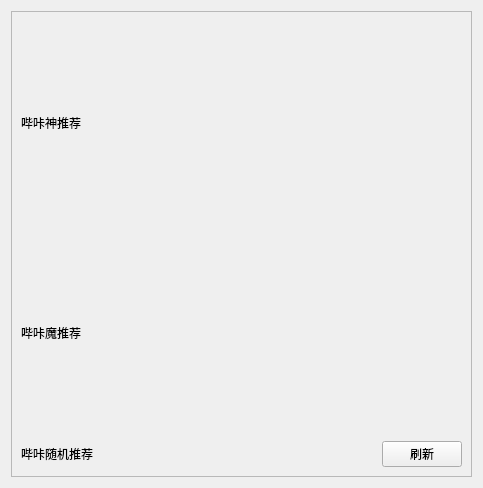
Before: the Qt Designer form ui/index.ui in tonquer/picacg-qt, drawn with Qt 5.
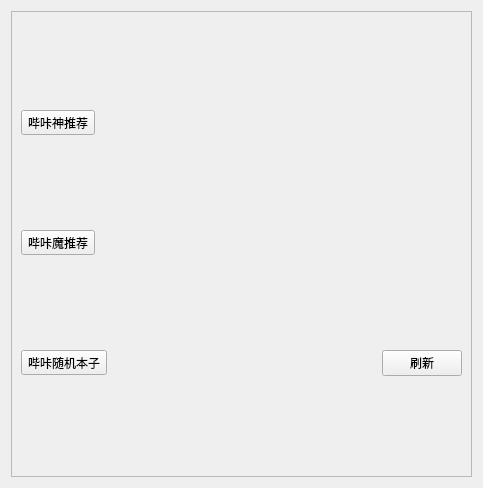
After: the same form once the commit is applied.

Diff of the .ui file:
```diff
--- a/ui/index.ui
+++ b/ui/index.ui
@@ -39,34 +39,21 @@
         <layout class="QHBoxLayout" name="horizontalLayout_2"/>
        </item>
        <item row="0" column="0">
-        <widget class="QLabel" name="label">
-         <property name="frameShape">
-          <enum>QFrame::NoFrame</enum>
-         </property>
+        <widget class="QToolButton" name="toolButton">
          <property name="text">
           <string>哔咔神推荐</string>
          </property>
         </widget>
        </item>
-       <item row="2" column="0">
-        <widget class="QLabel" name="label_2">
-         <property name="frameShape">
-          <enum>QFrame::NoFrame</enum>
-         </property>
-         <property name="text">
-          <string>哔咔魔推荐</string>
-         </property>
-        </widget>
+       <item row="3" column="0">
+        <layout class="QHBoxLayout" name="horizontalLayout_2"/>
        </item>
        <item row="4" column="0">
         <layout class="QHBoxLayout" name="horizontalLayout_4">
          <item>
-          <widget class="QLabel" name="label_3">
-           <property name="frameShape">
-            <enum>QFrame::NoFrame</enum>
-           </property>
+          <widget class="QToolButton" name="toolButton_3">
            <property name="text">
-            <string>哔咔随机推荐</string>
+            <string>哔咔随机本子</string>
            </property>
           </widget>
          </item>
@@ -92,6 +79,19 @@
          </item>
         </layout>
        </item>
+       <item row="6" column="0">
+        <layout class="QHBoxLayout" name="horizontalLayout_3"/>
+       </item>
+       <item row="1" column="0">
+        <layout class="QHBoxLayout" name="horizontalLayout"/>
+       </item>
+       <item row="2" column="0">
+        <widget class="QToolButton" name="toolButton_2">
+         <property name="text">
+          <string>哔咔魔推荐</string>
+         </property>
+        </widget>
+       </item>
       </layout>
      </widget>
     </widget>
```
Left out of the diff: 9 changed lines with no effect on the pictures.
